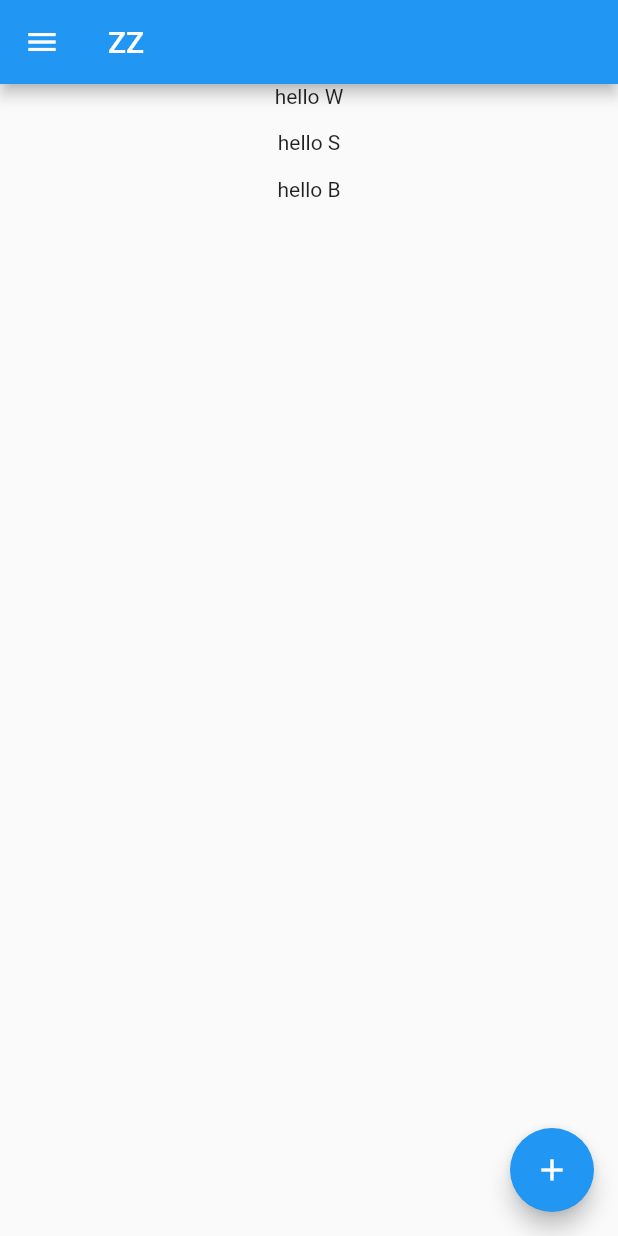
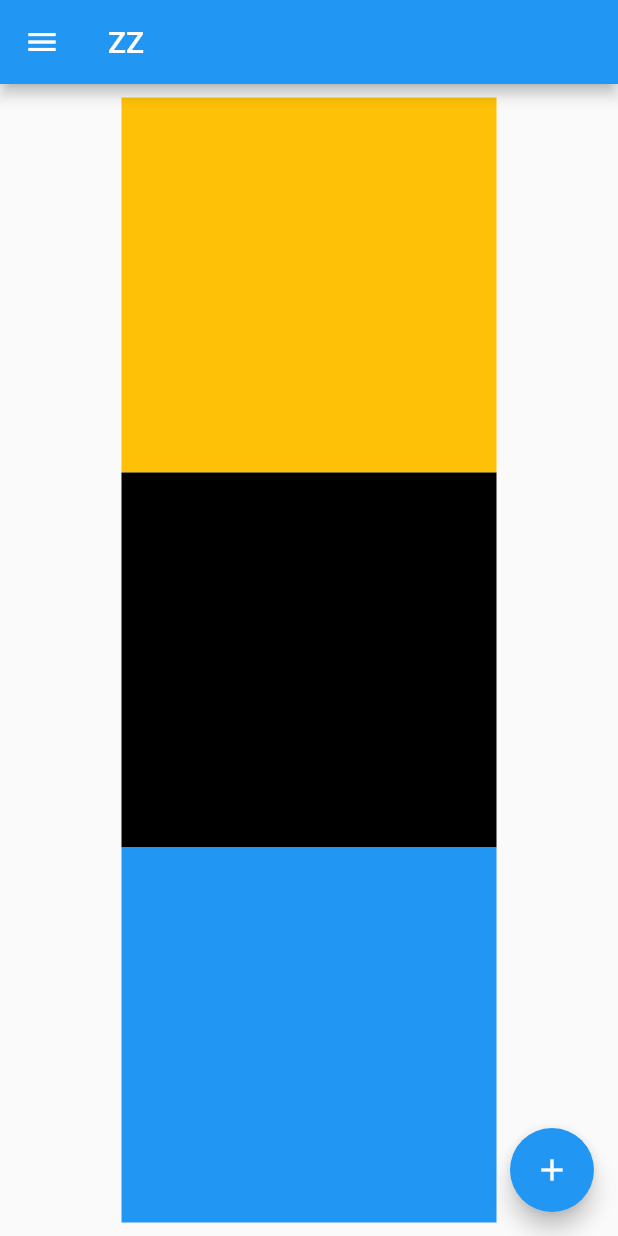
Before and after one commit to zahangiralamjp/widgets_in_classes, a Flutter app: the screen it shows after launch, on a phone screen of 412 x 824 dp. Run offline on Flutter 3.47's test engine with Material 2 defaults, Android fonts, the phone set to English and light mode, and no system bars.

Commit message:
Multi Container/ SingleChildScrollView

```diff
--- a/lib/main.dart
+++ b/lib/main.dart
@@ -15,21 +15,26 @@ class MyApp extends StatelessWidget {
         title: Text('ZZ'),
       ),
       body: Center(
+        child: SingleChildScrollView(
           child: Column(
             children: <Widget>[
-            Text('hello W'),
-            SizedBox(
-              height: 15,
+              Container(
+                width: 250,
+                height: 250,
+                color: Colors.amber,
               ),
-            Text('hello S'),
-            SizedBox(
-              height: 15,
+              Container(
+                width: 250,
+                height: 250,
+                color: Colors.black,
               ),
-            Text('hello B'),
-            SizedBox(
-              height: 15,
+              Container(
+                width: 250,
+                height: 250,
+                color: Colors.blue,
               ),
             ],
+          ),
         ),
       ),
       drawer: Drawer(),
```
Lines whose indentation alone changed are shown as unchanged.
